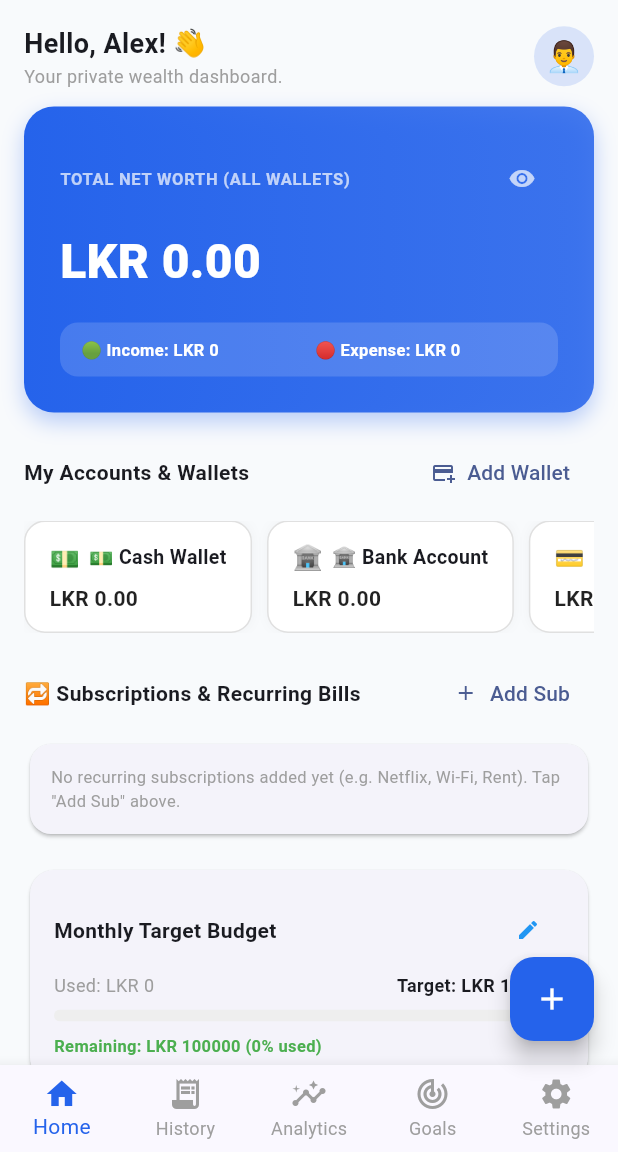
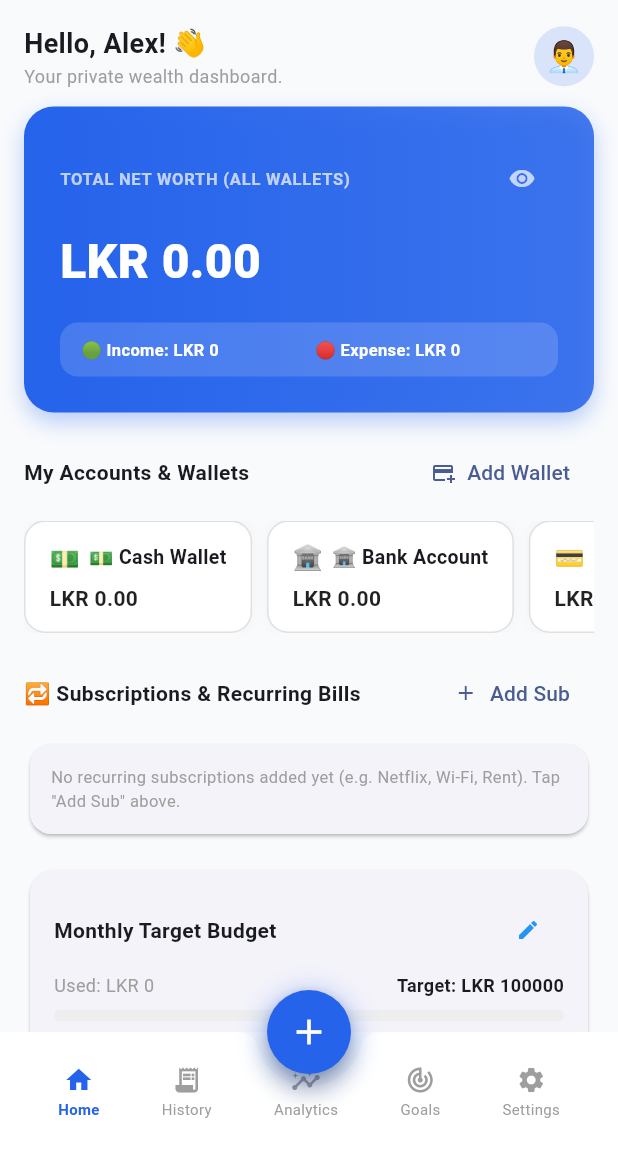
Before and after one commit to Kalana001/financeflow, a Flutter app: the DashboardScreen screen opened directly with empty values, on a phone screen of 412 x 824 dp, the part 84-1236 px from its top. Run offline on Flutter 3.47's test engine with Material 3 defaults, Android fonts, the phone set to English and light mode, and no system bars; our stand-ins replace local_auth, shared_preferences, supabase_flutter; accounts and stored records are empty; Roboto replaces fonts that are missing (Outfit).

Commit message:
Implement centered docked notched Floating Action Button (+) and balanced 5-tab BottomAppBar matching reference image

```diff
--- a/lib/screens/dashboard.dart
+++ b/lib/screens/dashboard.dart
@@ -350,6 +350,34 @@ class _DashboardScreenState extends State<DashboardScreen> {
     );
   }
 
+  Widget _buildBottomNavItem(int index, IconData icon, String label) {
+    final isSelected = _currentTab == index;
+    final color = isSelected ? _themeColor : Colors.grey[500];
+
+    return InkWell(
+      onTap: () => setState(() => _currentTab = index),
+      borderRadius: BorderRadius.circular(12),
+      child: Padding(
+        padding: const EdgeInsets.symmetric(horizontal: 4.0, vertical: 4.0),
+        child: Column(
+          mainAxisSize: MainAxisSize.min,
+          children: [
+            Icon(icon, color: color, size: 20),
+            const SizedBox(height: 2),
+            Text(
+              label,
+              style: TextStyle(
+                color: color,
+                fontSize: 10,
+                fontWeight: isSelected ? FontWeight.bold : FontWeight.normal,
+              ),
+            ),
+          ],
+        ),
+      ),
+    );
+  }
+
   @override
   Widget build(BuildContext context) {
     if (_isLoading) {
@@ -405,24 +433,47 @@ class _DashboardScreenState extends State<DashboardScreen> {
           ],
         ),
         body: currentBody,
-        bottomNavigationBar: BottomNavigationBar(
-          currentIndex: _currentTab,
-          onTap: (idx) => setState(() => _currentTab = idx),
-          type: BottomNavigationBarType.fixed,
-          selectedItemColor: _themeColor,
-          unselectedItemColor: Colors.grey,
-          items: const [
-            BottomNavigationBarItem(icon: Icon(Icons.home), label: 'Home'),
-            BottomNavigationBarItem(icon: Icon(Icons.receipt_long), label: 'History'),
-            BottomNavigationBarItem(icon: Icon(Icons.insights), label: 'Analytics'),
-            BottomNavigationBarItem(icon: Icon(Icons.track_changes), label: 'Goals'),
-            BottomNavigationBarItem(icon: Icon(Icons.settings), label: 'Settings'),
-          ],
+        // DOCKED CENTER FLOATING ACTION BUTTON WITH ACCENT GLOW (MATCHES USER PHOTO)
+        floatingActionButton: Container(
+          decoration: BoxDecoration(
+            shape: BoxShape.circle,
+            boxShadow: [
+              BoxShadow(
+                color: _themeColor.withOpacity(0.4),
+                blurRadius: 16,
+                spreadRadius: 2,
+                offset: const Offset(0, 4),
+              ),
+            ],
+          ),
+          child: FloatingActionButton(
+            shape: const CircleBorder(),
+            backgroundColor: _themeColor,
+            elevation: 6,
+            onPressed: () => _showAddTransactionBottomSheet(),
+            child: const Icon(Icons.add, color: Colors.white, size: 28),
+          ),
         ),
-        floatingActionButton: FloatingActionButton(
-          backgroundColor: _themeColor,
-          onPressed: () => _showAddTransactionBottomSheet(),
-          child: const Icon(Icons.add, color: Colors.white),
+        floatingActionButtonLocation: FloatingActionButtonLocation.centerDocked,
+        // BALANCED NOTCHED BOTTOM BAR FOR ALL 5 TABS
+        bottomNavigationBar: BottomAppBar(
+          shape: const CircularNotchedRectangle(),
+          notchMargin: 8.0,
+          elevation: 10,
+          color: _isDarkMode ? const Color(0xFF1E293B) : Colors.white,
+          child: Padding(
+            padding: const EdgeInsets.symmetric(horizontal: 2.0),
+            child: Row(
+              mainAxisAlignment: MainAxisAlignment.spaceAround,
+              children: [
+                _buildBottomNavItem(0, Icons.home, 'Home'),
+                _buildBottomNavItem(1, Icons.receipt_long, 'History'),
+                _buildBottomNavItem(2, Icons.insights, 'Analytics'),
+                _buildBottomNavItem(3, Icons.track_changes, 'Goals'),
+                _buildBottomNavItem(4, Icons.settings, 'Settings'),
+              ],
+            ),
+          ),
         ),
       ),
     );
```
